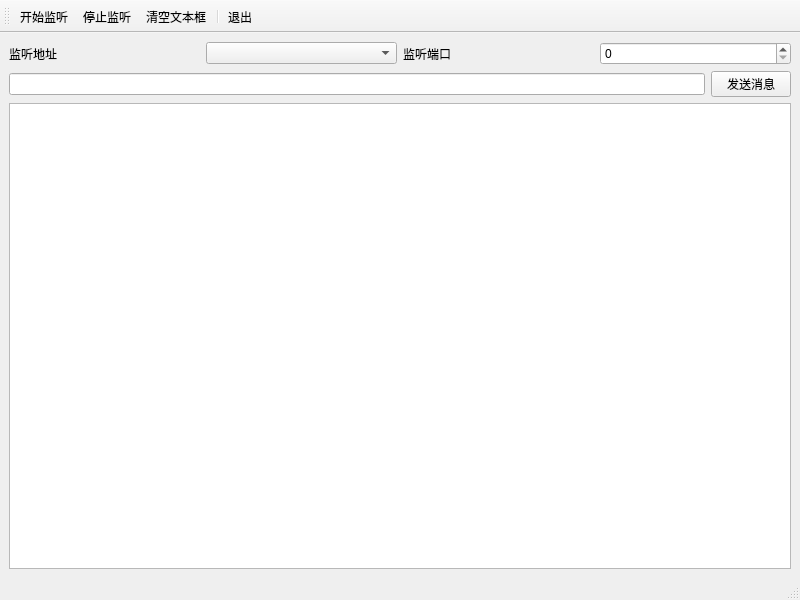
yydzwcnmm/heima, file 19_/TCPServer/mainwindow.ui: the form before one commit.
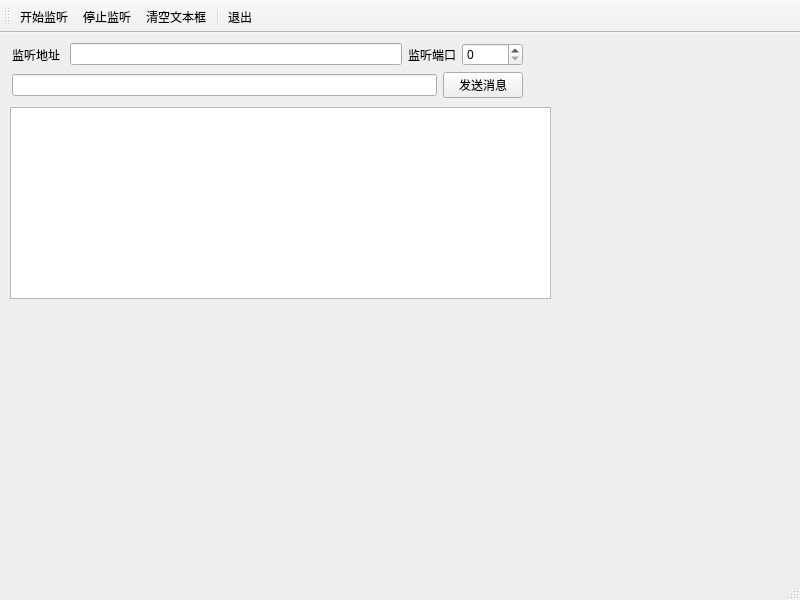
The form after the commit. Icons and pictures are not drawn.

Diff of the .ui file:
```diff
--- a/19_/TCPServer/mainwindow.ui
+++ b/19_/TCPServer/mainwindow.ui
@@ -14,8 +14,25 @@
    <string>MainWindow</string>
   </property>
   <widget class="QWidget" name="centralwidget">
-   <layout class="QGridLayout" name="gridLayout">
-    <item row="0" column="0">
+   <widget class="QPlainTextEdit" name="plainTextEdit">
+    <property name="geometry">
+     <rect>
+      <x>10</x>
+      <y>74</y>
+      <width>541</width>
+      <height>192</height>
+     </rect>
+    </property>
+   </widget>
+   <widget class="QWidget" name="">
+    <property name="geometry">
+     <rect>
+      <x>12</x>
+      <y>10</y>
+      <width>511</width>
+      <height>57</height>
+     </rect>
+    </property>
      <layout class="QVBoxLayout" name="verticalLayout">
       <item>
        <layout class="QHBoxLayout" name="horizontalLayout_2">
@@ -27,7 +44,7 @@
          </widget>
         </item>
         <item>
-         <widget class="QComboBox" name="cmbIp"/>
+        <widget class="QLineEdit" name="lineEdit"/>
         </item>
         <item>
          <widget class="QLabel" name="label_2">
@@ -37,7 +54,11 @@
          </widget>
         </item>
         <item>
-         <widget class="QSpinBox" name="spinPort"/>
+        <widget class="QSpinBox" name="spinPort">
+         <property name="maximum">
+          <number>10000</number>
+         </property>
+        </widget>
         </item>
        </layout>
       </item>
@@ -56,11 +77,7 @@
        </layout>
       </item>
      </layout>
-    </item>
-    <item row="1" column="0">
-     <widget class="QPlainTextEdit" name="plainTextEdit"/>
-    </item>
-   </layout>
+   </widget>
   </widget>
   <widget class="QMenuBar" name="menubar">
    <property name="geometry">
```
Left out of the diff: 8 changed lines with no effect on the pictures. Lines whose indentation alone changed are shown as unchanged.
